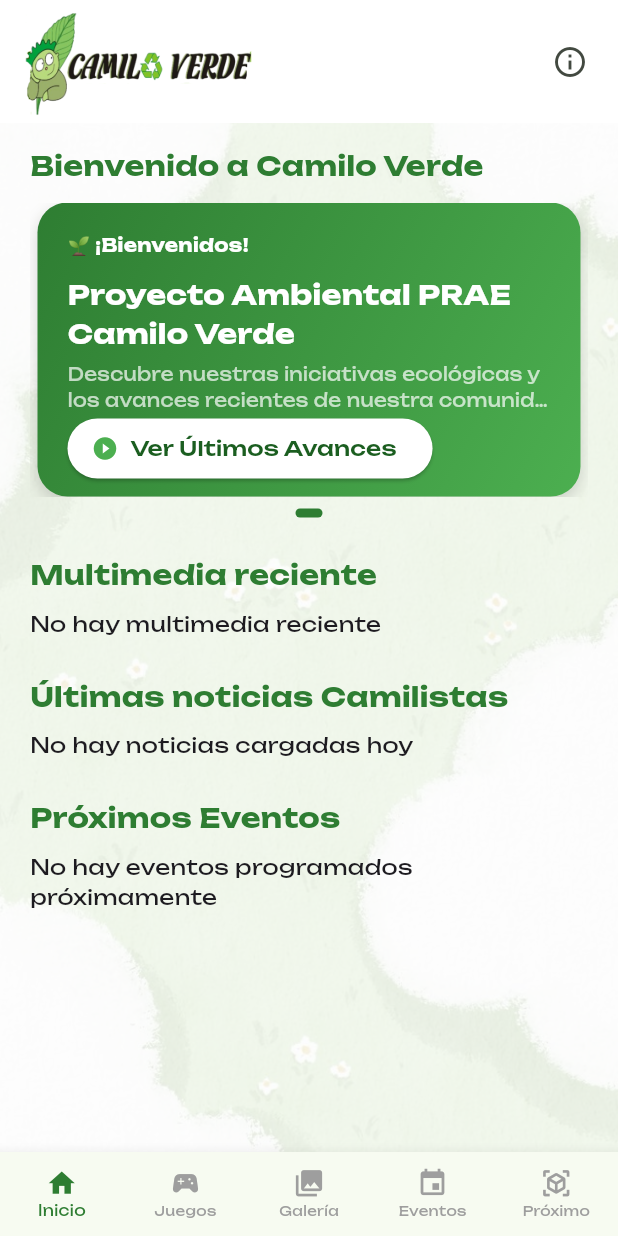
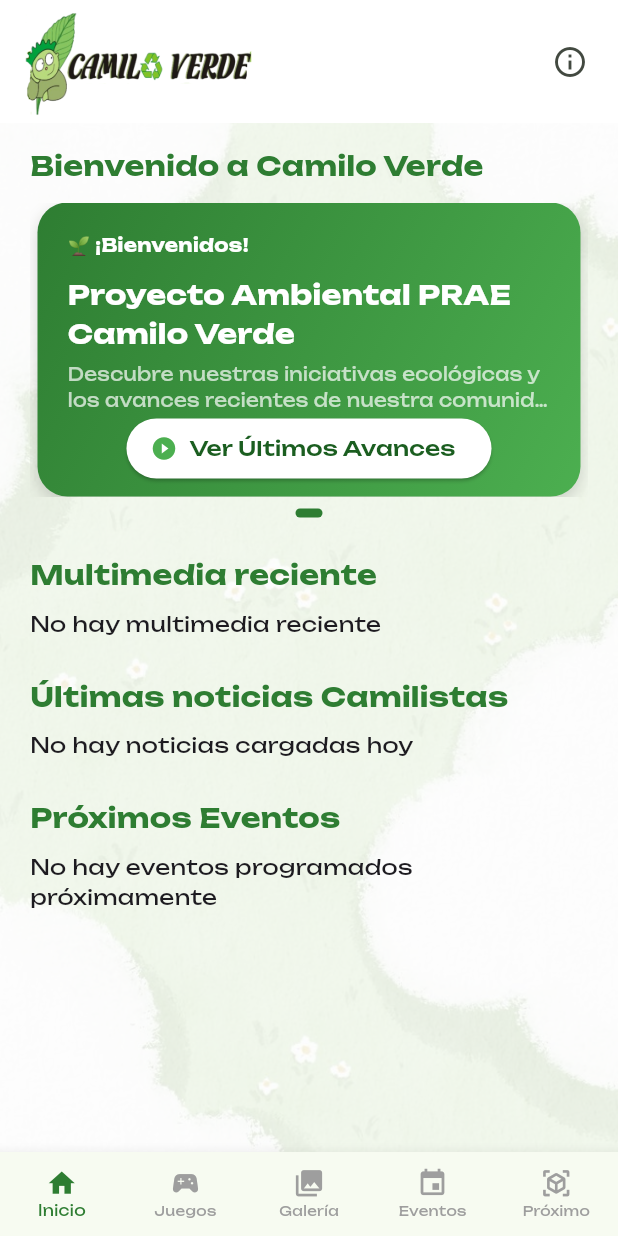
Before and after one commit to Elkin-M/Camilo_verde, a Flutter app: the screen it shows after launch, on a phone screen of 412 x 824 dp. Run offline on Flutter 3.47's test engine with Material 3 defaults, Android fonts, the phone set to English and light mode, and no system bars; our stand-ins replace google_fonts, video_player; missing offline and left inert: flame, gal, video_thumbnail; network calls fail.

Commit message:
Center advances button and slow carousel

```diff
--- a/lib/screens/inicio_screen.dart
+++ b/lib/screens/inicio_screen.dart
@@ -32,7 +32,7 @@ class _SeccionInicioState extends State<SeccionInicio> {
     super.initState();
     _cargarTodo();
     _temporizadorCarrusel = Timer.periodic(
-      const Duration(seconds: 4),
+      const Duration(seconds: 7),
       (_) => _avanzarCarrusel(),
     );
   }
@@ -231,7 +231,8 @@ class _SeccionInicioState extends State<SeccionInicio> {
               overflow: TextOverflow.ellipsis,
             ),
             const Spacer(),
-            ElevatedButton.icon(
+            Center(
+              child: ElevatedButton.icon(
                 onPressed: () => _abrirVideo(AppConstants.videoAvancesUrl),
                 icon: const Icon(Icons.play_circle_fill, color: Colors.green),
                 label: const Text('Ver Últimos Avances'),
@@ -240,6 +241,7 @@ class _SeccionInicioState extends State<SeccionInicio> {
                   foregroundColor: Colors.green.shade900,
                   shape: RoundedRectangleBorder(
                     borderRadius: BorderRadius.circular(25),
+                  ),
                 ),
               ),
             ),
```
Lines whose indentation alone changed are shown as unchanged.
